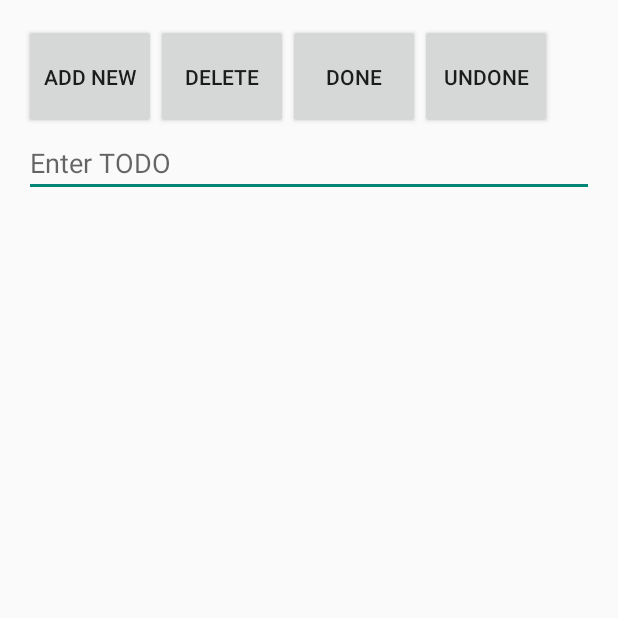
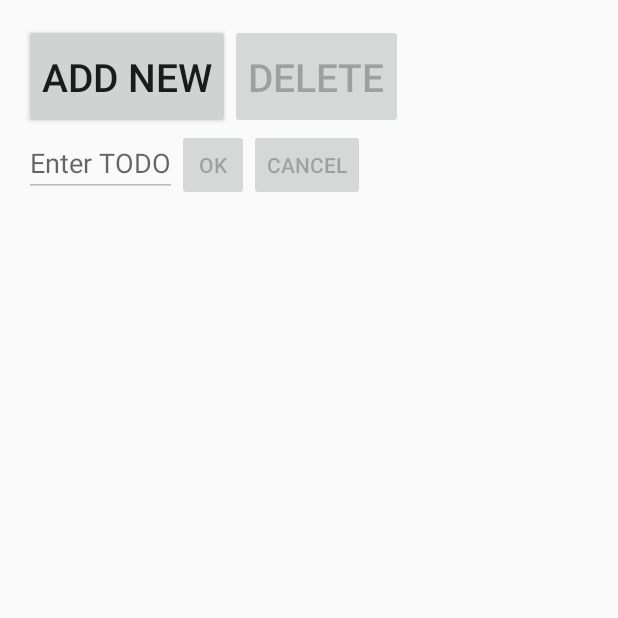
Before and after one commit to darkwizz/todo-list, an Android app: the screen it shows after launch (MainActivity), on a phone screen of 412 x 824 dp, the top half of it. Run offline under Robolectric (Android 15) with nearby library versions, the phone set to English and light mode, and no system bars.

Commit message:
Change UI view and behavior. Add 'Add new' TodoItem, 'Cancel' adding and 'Ok' handlers

```diff
--- a/app/src/main/java/com/ubuntu/artur/todolistapp/MainActivity.java
+++ b/app/src/main/java/com/ubuntu/artur/todolistapp/MainActivity.java
@@ -8,21 +8,30 @@ import android.text.TextWatcher;
 import android.view.Menu;
 import android.view.MenuItem;
 import android.view.View;
+import android.widget.AbsListView;
+import android.widget.AdapterView;
+import android.widget.ArrayAdapter;
 import android.widget.Button;
 import android.widget.EditText;
 import android.widget.LinearLayout;
 import android.widget.ListView;
 import android.widget.ToggleButton;
 
+import com.ubuntu.artur.todolistapp.entities.TodoItem;
+import com.ubuntu.artur.todolistapp.todomodule.TodoModule;
 
-public class MainActivity extends Activity implements View.OnClickListener, TextWatcher {
+
+public class MainActivity extends Activity implements View.OnClickListener, TextWatcher,
+        AdapterView.OnItemClickListener, View.OnFocusChangeListener {
+    private ArrayAdapter<TodoItem> adapter;
     private Button addNewBtn;
     private Button deleteBtn;
-    private Button doneBtn;
-    private Button undoneBtn;
-    private LinearLayout todoItemsLayout;
+    private Button okBtn;
+    private Button cancelBtn;
+    // private LinearLayout todoItemsLayout;
     private ListView todoListView;
     private EditText todoTextEdit;
+    private TodoModule module;
 
     @Override
     protected void onCreate(Bundle savedInstanceState) {
@@ -30,16 +39,37 @@ public class MainActivity extends Activity implements View.OnClickListener, Text
         setContentView(R.layout.activity_main);
 
         addNewBtn = (Button)findViewById(R.id.addNewBtn);
+        addNewBtn.setOnClickListener(this);
+        addNewBtn.setFocusableInTouchMode(true);
+
         deleteBtn = (Button)findViewById(R.id.deleteBtn);
-        doneBtn = (Button)findViewById(R.id.doneBtn);
-        undoneBtn = (Button)findViewById(R.id.undoneBtn);
+        deleteBtn.setOnClickListener(this);
+        deleteBtn.setEnabled(false); // no selected TodoItems at a start of work
 
-        todoItemsLayout = (LinearLayout)findViewById(R.id.controlsLayout);
+        okBtn = (Button)findViewById(R.id.okBtn);
+        okBtn.setOnClickListener(this);
+        okBtn.setEnabled(false);
+
+        cancelBtn = (Button)findViewById(R.id.cancelBtn);
+        cancelBtn.setOnClickListener(this);
+        cancelBtn.setEnabled(false);
+
+        // todoItemsLayout = (LinearLayout)findViewById(R.id.controlsLayout);
+        todoTextEdit = (EditText)findViewById(R.id.todoTextEdit);
+        todoTextEdit.addTextChangedListener(this);
+        todoTextEdit.setEnabled(false);
+
+        module = new TodoModule();
+        adapter = new ArrayAdapter<TodoItem>(this, android.R.layout.simple_list_item_multiple_choice);
+        // Test todoItems
+        //TodoItem[] items = { new TodoItem("Finish Android app"), new TodoItem("Finish 2nd lab") };
+        adapter.addAll(module.getTodoItems());
+        //adapter.addAll(items);
 
         todoListView = (ListView)findViewById(R.id.todoListView);
-
-        todoTextEdit = (EditText)findViewById(R.id.todoTextEdit);
-        //todoListView.addFooterView();
+        todoListView.setAdapter(adapter);
+        todoListView.setOnItemClickListener(this);
+        todoListView.setOnFocusChangeListener(this);
     }
 
     @Override
@@ -64,23 +94,90 @@ public class MainActivity extends Activity implements View.OnClickListener, Text
         return super.onOptionsItemSelected(item);
     }
 
+    /////////////////////////////////////////////////////////////
+    ////////////////// UI EVENTS HANDLERS ///////////////////////
+    /////////////////////////////////////////////////////////////
+
     @Override
     public void onClick(View sender) {
         int id = sender.getId();
+        switch(id) {
+            case R.id.addNewBtn:
+                onAddNewTodoItem();
+                break;
+            case R.id.deleteBtn:
+                onDeleteTodoItem();
+                break;
+            case R.id.okBtn:
+                onAcceptAdding();
+                break;
+            case R.id.cancelBtn:
+                onCancelAdding();
+                break;
+            default:
+                // this method doesn't handle click on other buttons
+                break;
+        }
+    }
+
+    //////////////////////////
+    // Button Clicks handlers
+    //////////////////////////
+
+    private void onAddNewTodoItem() {
+        cancelBtn.setEnabled(true);
+        todoTextEdit.setEnabled(true);
+        todoTextEdit.requestFocus();
+    }
+
+    private void onDeleteTodoItem() {
+    }
+
+    private void onAcceptAdding() {
+        String todoText = todoTextEdit.getText().toString();
+        TodoItem item = new TodoItem(todoText);
+        adapter.add(item);
+        adapter.notifyDataSetChanged();
+        module.onTodoItemAdded(item.getId(), item);
+        offNewTodoEnterControls();
+    }
+
+    private void offNewTodoEnterControls() {
+        cancelBtn.setEnabled(false);
+        okBtn.setEnabled(false);
+        todoTextEdit.setText("");
+        todoTextEdit.setEnabled(false);
+    }
+
+    private void onCancelAdding() {
+        offNewTodoEnterControls();
+    }
+
+    // END of Clicks handlers
+    ///////////////////////////
+
+    @Override
+    public void beforeTextChanged(CharSequence string, int start, int count, int after) { }
+
+    @Override
+    public void onTextChanged(CharSequence string, int start, int before, int count) {
+        boolean hasSomeText = string.length() != 0;
+        okBtn.setEnabled(hasSomeText);
     }
 
     @Override
-    public void beforeTextChanged(CharSequence string, int start, int count, int after) {
+    public void afterTextChanged(Editable editor) { }
+
+    @Override
+    public void onItemClick(AdapterView<?> parent, View view, int position, long id) {
 
     }
 
     @Override
-    public void onTextChanged(CharSequence string, int start, int before, int count) {
-
-    }
-
-    @Override
-    public void afterTextChanged(Editable editor) {
-
+    public void onFocusChange(View view, boolean hasFocus) {
+        int id = view.getId();
+        if (id == R.id.todoListView) {
+            deleteBtn.setEnabled(hasFocus);
+        }
     }
 }
--- a/app/src/main/java/com/ubuntu/artur/todolistapp/todomodule/TodoModule.java
+++ b/app/src/main/java/com/ubuntu/artur/todolistapp/todomodule/TodoModule.java
@@ -2,6 +2,7 @@ package com.ubuntu.artur.todolistapp.todomodule;
 
 import com.ubuntu.artur.todolistapp.entities.TodoItem;
 
+import java.util.Collection;
 import java.util.HashMap;
 import java.util.UUID;
 
@@ -36,7 +37,7 @@ public class TodoModule {
         return true;
     }
 
-    public Iterable<TodoItem> getTodoItems() {
+    public Collection<TodoItem> getTodoItems() {
         return todoList.values();
     }
 }
--- a/app/src/main/res/layout/activity_main.xml
+++ b/app/src/main/res/layout/activity_main.xml
@@ -21,51 +21,61 @@
 
             <Button
                 style="?android:attr/buttonStyleSmall"
-                android:layout_width="88dp"
+                android:layout_width="wrap_content"
                 android:layout_height="70dp"
                 android:text="@string/addNewBtn"
                 android:id="@+id/addNewBtn"
-                android:layout_gravity="left" />
+                android:layout_gravity="left"
+                android:textSize="26sp" />
 
             <Button
                 style="?android:attr/buttonStyleSmall"
-                android:layout_width="88dp"
+                android:layout_width="wrap_content"
                 android:layout_height="match_parent"
                 android:text="@string/deleteBtn"
                 android:id="@+id/deleteBtn"
-                android:layout_gravity="center|left" />
-
-            <Button
-                style="?android:attr/buttonStyleSmall"
-                android:layout_width="88dp"
-                android:layout_height="match_parent"
-                android:text="@string/doneBtn"
-                android:id="@+id/doneBtn"
-                android:layout_gravity="center|right" />
-
-            <Button
-                style="?android:attr/buttonStyleSmall"
-                android:layout_width="88dp"
-                android:layout_height="match_parent"
-                android:text="@string/undoneBtn"
-                android:id="@+id/undoneBtn"
-                android:layout_gravity="right" />
+                android:layout_gravity="right"
+                android:textSize="26sp" />
 
         </LinearLayout>
 
-    <EditText
+    <LinearLayout
+        android:orientation="horizontal"
         android:layout_width="match_parent"
-        android:layout_height="wrap_content"
-        android:id="@+id/todoTextEdit"
-        android:inputType="text"
-        android:hint="@string/TodoTextHint" />
+        android:layout_height="wrap_content">
+
+        <EditText
+            android:layout_width="wrap_content"
+            android:layout_height="wrap_content"
+            android:id="@+id/todoTextEdit"
+            android:inputType="text"
+            android:hint="@string/TodoTextHint"
+            android:layout_gravity="left" />
+
+        <Button
+            style="?android:attr/buttonStyleSmall"
+            android:layout_width="wrap_content"
+            android:layout_height="wrap_content"
+            android:text="@string/okBtn"
+            android:id="@+id/okBtn"
+            android:layout_gravity="right" />
+
+        <Button
+            style="?android:attr/buttonStyleSmall"
+            android:layout_width="wrap_content"
+            android:layout_height="wrap_content"
+            android:text="@string/cancelBtn"
+            android:id="@+id/cancelBtn" />
+    </LinearLayout>
 
     <ListView
         android:layout_width="match_parent"
         android:layout_height="wrap_content"
         android:id="@+id/todoListView"
-        android:choiceMode="singleChoice"
+        android:choiceMode="multipleChoice"
         android:clickable="true"
-        android:layout_weight="1.10" />
+        android:layout_weight="1.10"
+        android:divider="@android:color/holo_blue_dark"
+        android:fastScrollEnabled="true" />
 
 </LinearLayout>
--- a/app/src/main/res/values/strings.xml
+++ b/app/src/main/res/values/strings.xml
@@ -8,4 +8,6 @@
     <string name="doneBtn">Done</string>
     <string name="undoneBtn">Undone</string>
     <string name="TodoTextHint">Enter TODO</string>
+    <string name="okBtn">OK</string>
+    <string name="cancelBtn">Cancel</string>
 </resources>
```
